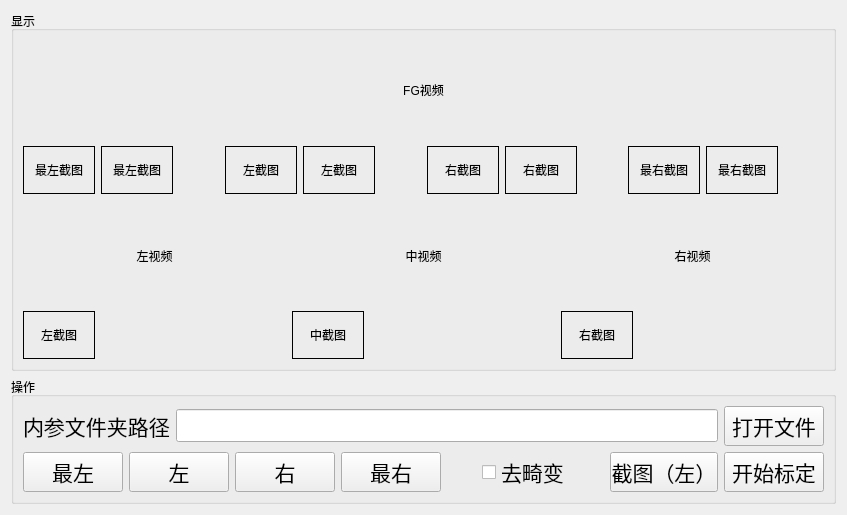
Qt form ui/tab_internal_calibration.ui (huangqi2002/CameraCalibration) before a commit.
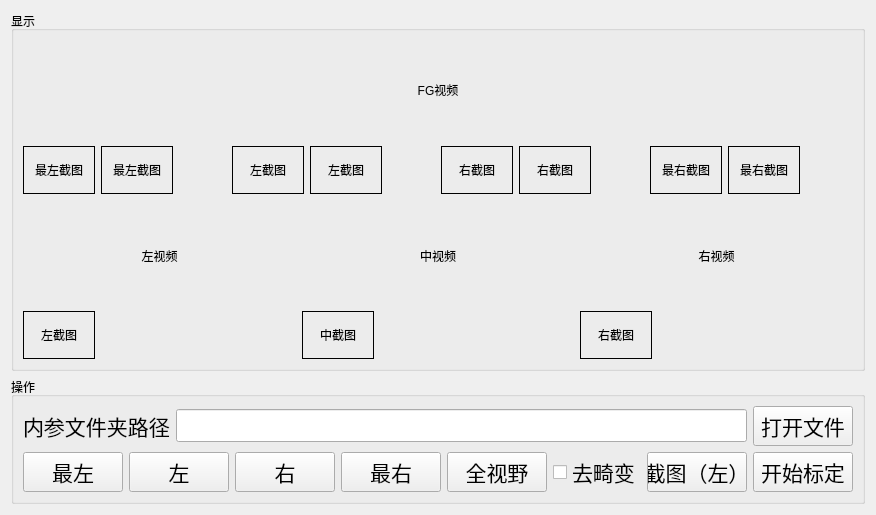
The same form after that commit.

What changed in the file:
```diff
--- a/ui/tab_internal_calibration.ui
+++ b/ui/tab_internal_calibration.ui
@@ -551,6 +551,24 @@
           </property>
          </widget>
         </item>
+        <item>
+         <widget class="QPushButton" name="pushButton_all_play">
+          <property name="minimumSize">
+           <size>
+            <width>100</width>
+            <height>40</height>
+           </size>
+          </property>
+          <property name="font">
+           <font>
+            <pointsize>16</pointsize>
+           </font>
+          </property>
+          <property name="text">
+           <string>全视野</string>
+          </property>
+         </widget>
+        </item>
         <item>
          <spacer name="horizontalSpacer">
           <property name="orientation">
```
